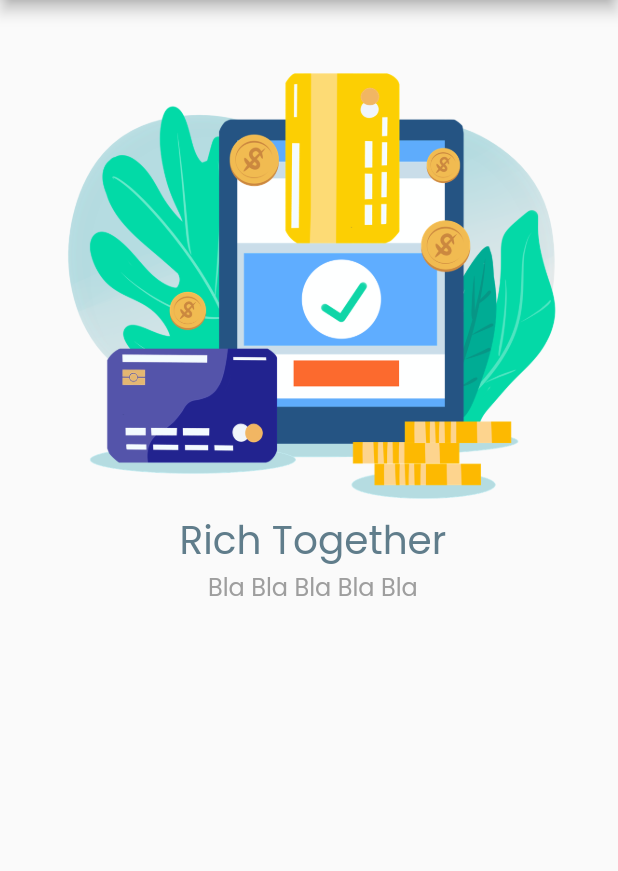
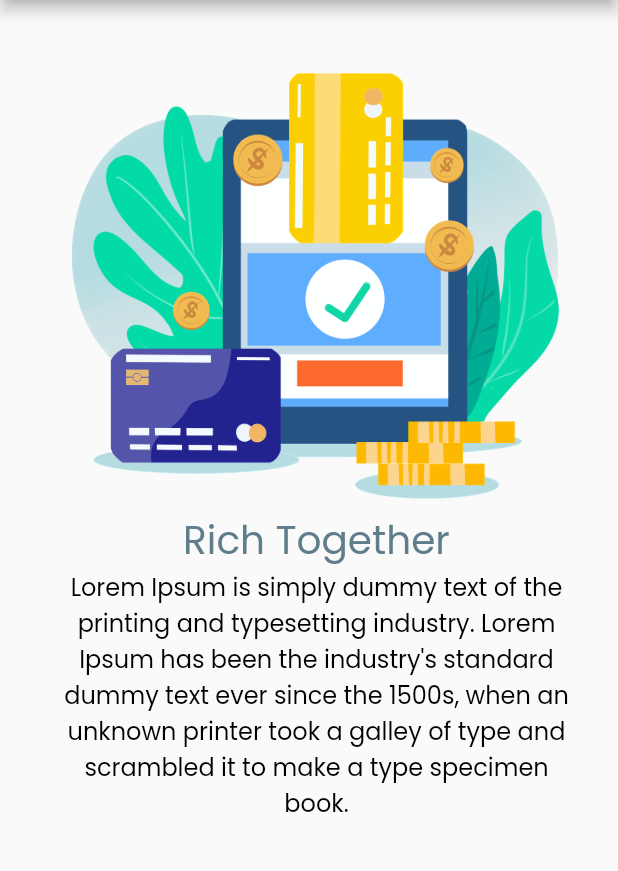
Before and after one commit to zaenalashter/cashy_app, a Flutter app: the screen it shows after launch, on a phone screen of 412 x 824 dp, the part 84-955 px from its top. Run offline on Flutter 3.47's test engine with Material 2 defaults, Android fonts, the phone set to English and light mode, and no system bars.

Commit message:
Text Align

```diff
--- a/lib/font_style.dart
+++ b/lib/font_style.dart
@@ -7,6 +7,6 @@
 );
 TextStyle subHeader = TextStyle(
   fontSize: 16,
-  color: Colors.grey,
+  color: Color.fromARGB(255, 0, 0, 0),
   fontFamily: 'Poppins',
 );
--- a/lib/main.dart
+++ b/lib/main.dart
@@ -32,7 +32,8 @@
         ),
         body: SafeArea(
           child: Container(
-            margin: EdgeInsets.only(left: 35),
+            // color: Colors.indigo,
+            margin: EdgeInsets.only(left: 33, right: 23),
             padding: EdgeInsets.only(top: 40),
             child: Column(
               children: <Widget>[
@@ -42,8 +43,9 @@
                 ),
                 Text("Rich Together", style: mainHeader),
                 Text(
-                  "Bla Bla Bla Bla Bla",
+                  "Lorem Ipsum is simply dummy text of the printing and typesetting industry. Lorem Ipsum has been the industry's standard dummy text ever since the 1500s, when an unknown printer took a galley of type and scrambled it to make a type specimen book.",
                   style: subHeader,
+                  textAlign: TextAlign.center,
                 ),
               ],
             ),
```
